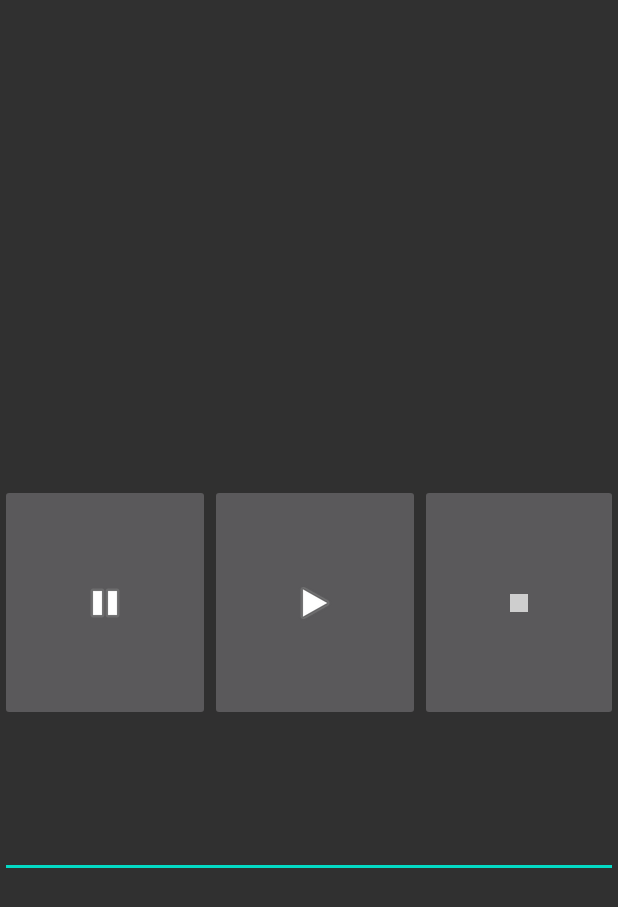
After one commit to Rakesh443/FirstApp_V1.0, an Android app: the layout activity_recorder.xml on its own in the app's theme, with its tools: preview values and no code run, on a phone screen of 412 x 824 dp. The commit adds this screen. Shown: the top 907 px of the screen. Run offline under Robolectric (Android 15) with nearby library versions, the phone set to English and light mode, and no system bars.

Commit message:
Second Commit

```diff
--- a/app/src/main/java/com/example/firstapp/LoginActivity.kt
+++ b/app/src/main/java/com/example/firstapp/LoginActivity.kt
@@ -41,7 +41,7 @@ class LoginActivity : AppCompatActivity() {
             editor.putString("Name",name)
             editor.putBoolean("Check",true)
             editor.apply()
-            val  intent=Intent(this, AfterLoginActivity::class.java)
+            val  intent=Intent(this, MusicActivity::class.java)
             startActivity(intent)
 
         }
--- /dev/null
+++ b/app/src/main/res/drawable/ic_baseline_stop_24.xml
@@ -0,0 +1,10 @@
+<vector xmlns:android="http://schemas.android.com/apk/res/android"
+    android:width="24dp"
+    android:height="24dp"
+    android:viewportWidth="24"
+    android:viewportHeight="24"
+    android:tint="?attr/colorControlNormal">
+  <path
+      android:fillColor="@android:color/white"
+      android:pathData="M6,6h12v12H6z"/>
+</vector>
--- /dev/null
+++ b/app/src/main/res/layout/activity_recorder.xml
@@ -0,0 +1,56 @@
+<?xml version="1.0" encoding="utf-8"?>
+<androidx.constraintlayout.widget.ConstraintLayout
+    xmlns:android="http://schemas.android.com/apk/res/android"
+    xmlns:tools="http://schemas.android.com/tools"
+    xmlns:app="http://schemas.android.com/apk/res-auto"
+    android:layout_width="match_parent"
+    android:layout_height="match_parent"
+    tools:context=".RecorderActivity">
+
+  <LinearLayout
+      android:id="@+id/linearLayout"
+      android:layout_width="match_parent"
+      android:layout_height="158dp"
+      android:layout_marginTop="276dp"
+      android:layout_marginBottom="297dp"
+      android:orientation="horizontal"
+      app:layout_constraintBottom_toBottomOf="parent"
+      app:layout_constraintEnd_toEndOf="parent"
+      app:layout_constraintStart_toStartOf="parent"
+      app:layout_constraintTop_toTopOf="parent">
+
+    <ImageButton
+        android:id="@+id/button_stop_recording"
+        android:layout_width="wrap_content"
+        android:layout_height="match_parent"
+        android:layout_weight="1"
+        app:srcCompat="@android:drawable/ic_media_pause" />
+
+    <ImageButton
+        android:id="@+id/button_start_recording"
+        android:layout_width="wrap_content"
+        android:layout_height="match_parent"
+        android:layout_weight="1"
+        app:srcCompat="@android:drawable/ic_media_play" />
+
+    <ImageButton
+        android:id="@+id/button_pause_recording"
+        android:layout_width="wrap_content"
+        android:layout_height="match_parent"
+        android:layout_weight="1"
+        app:srcCompat="@drawable/ic_baseline_stop_24" />
+  </LinearLayout>
+
+  <EditText
+      android:id="@+id/editTextTime"
+      android:layout_width="match_parent"
+      android:layout_height="wrap_content"
+      android:layout_marginTop="36dp"
+      android:layout_marginBottom="216dp"
+      android:ems="10"
+      android:inputType="time"
+      app:layout_constraintBottom_toBottomOf="parent"
+      app:layout_constraintEnd_toEndOf="parent"
+      app:layout_constraintStart_toStartOf="parent"
+      app:layout_constraintTop_toBottomOf="@+id/linearLayout" />
+</androidx.constraintlayout.widget.ConstraintLayout>
```
Also changed, not shown: app/src/main/AndroidManifest.xml (+17 -8 lines), app/src/main/java/com/example/firstapp/MusicActivity.kt (added, +113 -0 lines), app/src/main/java/com/example/firstapp/RecorderActivity.kt (added, +105 -0 lines), app/src/main/res/layout/activity_music.xml (added, +44 -0 lines).
